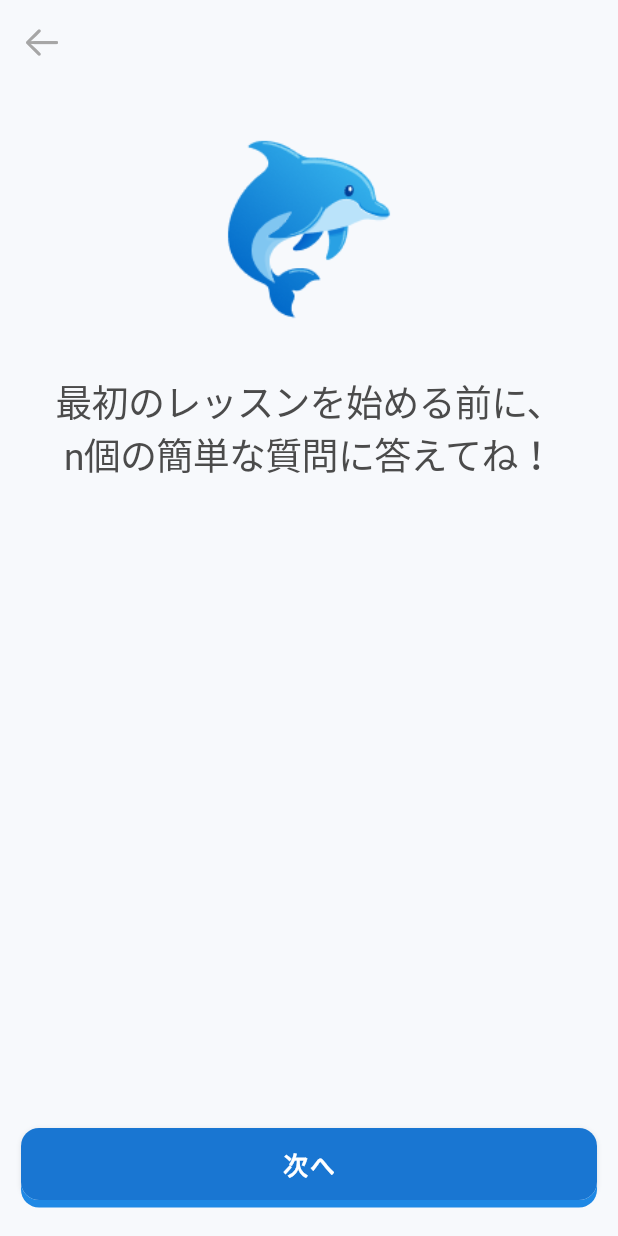
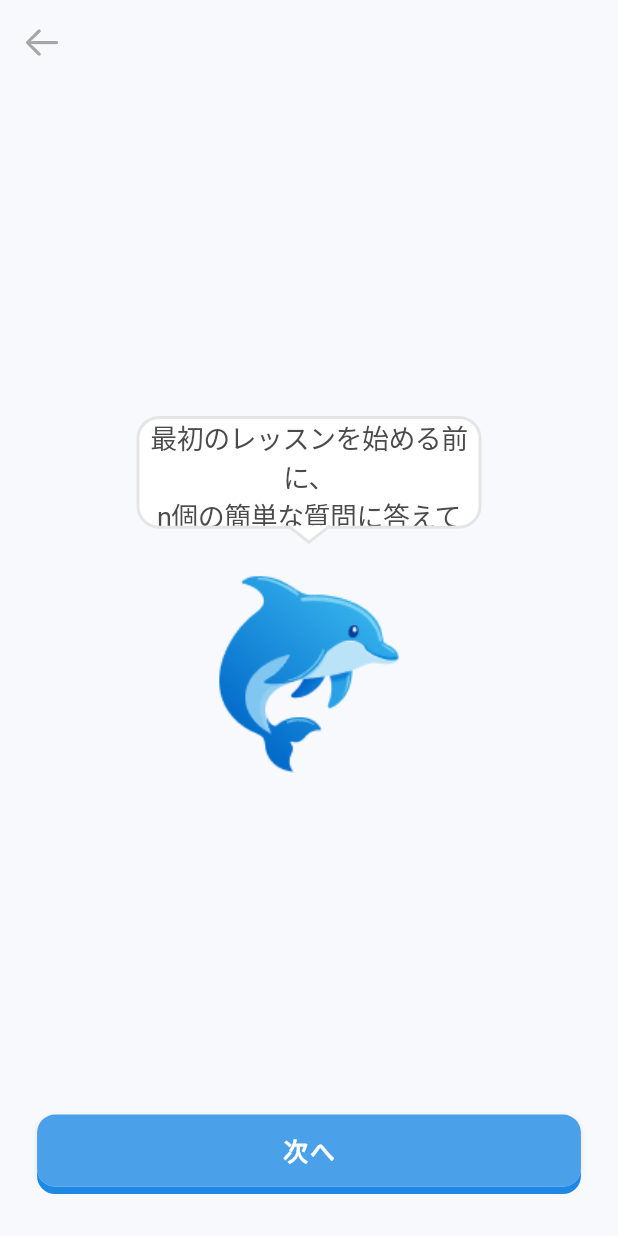
Before and after one commit to nomatake/KiokuNaviApp, a Flutter app: the TutorialTwoView screen opened by its route, on a phone screen of 412 x 824 dp. Run offline on Flutter 3.47's test engine with Material 3 defaults, Android fonts, the phone set to English and light mode, and no system bars; our stand-ins replace animated_custom_dropdown, calendar_date_picker2, form_builder_validators, get, getwidget and 1 more; generated files the repository leaves out were written again; Roboto replaces fonts that are missing (Hiragino Sans).

Commit message:
tutorial views updated

```diff
--- a/lib/app/modules/tutorial/views/tutorial_two_view.dart
+++ b/lib/app/modules/tutorial/views/tutorial_two_view.dart
@@ -1,61 +1,55 @@
 import 'package:flutter/material.dart';
+import 'package:get/get.dart';
+import 'package:kioku_navi/generated/assets.gen.dart';
+import 'package:kioku_navi/utils/extensions.dart';
+import 'package:kioku_navi/utils/sizes.dart';
 import 'package:kioku_navi/widgets/custom_appbar.dart';
 import 'package:kioku_navi/widgets/custom_button.dart';
-import 'package:kioku_navi/widgets/custom_title_text.dart';
+import 'package:kioku_navi/widgets/custom_tooltip.dart';
+import 'package:kioku_navi/widgets/padded_wrapper.dart';
 
 class TutorialTwoView extends StatelessWidget {
-  const TutorialTwoView({Key? key}) : super(key: key);
+  const TutorialTwoView({super.key});
 
   @override
   Widget build(BuildContext context) {
     return Scaffold(
-      backgroundColor: const Color(0xFFF7F9FC),
-      appBar: const CustomAppbar(
-        isHasLeading: true,
-        titleWidget: null,
-        centerTitle: true,
-        backgroundColor: Colors.transparent,
-        isHasBorder: false,
+      appBar: CustomAppbar(
+        onBackPressed: () => Get.back(),
       ),
-      body: Column(
+      body: SafeArea(
+        child: PaddedWrapper(
+          bottom: true,
+          child: Column(
             children: [
-          const SizedBox(height: 32),
-          // Dolphin logo
-          Center(
-            child: Image.asset(
-              'assets/images/logo.png',
-              width: 130,
-              height: 130,
+              Expanded(
+                child: Center(
+                  child: Column(
+                    mainAxisSize: MainAxisSize.min,
+                    children: [
+                      CustomTooltip(
+                        message: '最初のレッスンを始める前に、\nn個の簡単な質問に答えてね！',
+                        child: Assets.images.logo.image(
+                          height: k35Double.wp,
+                          width: k35Double.wp,
                           fit: BoxFit.contain,
                         ),
                       ),
-          const SizedBox(height: 32),
-          // Title text
-          Padding(
-            padding: const EdgeInsets.symmetric(horizontal: 32.0),
-            child: CustomTitleText(
-              text: '最初のレッスンを始める前に、\nn個の簡単な質問に答えてね！',
-              textAlign: TextAlign.center,
-              fontSize: 18,
-              textColor: Color(0xFF4B4B4B),
-              fontWeight: FontWeight.w400,
-              maxLines: 2,
+                    ],
                   ),
                 ),
-          const Spacer(),
+              ),
               // Next button
-          Padding(
-            padding: const EdgeInsets.symmetric(horizontal: 14.0, vertical: 24.0),
-            child: CustomButton(
+              CustomButton(
                 buttonText: '次へ',
                 onPressed: () {
                   // TODO: Implement navigation to next tutorial step
                 },
-              buttonColor: const Color(0xFF1976D2),
-              textColor: Colors.white,
+                // Use default color and textColor for consistency
+              ),
+            ],
           ),
         ),
-        ],
       ),
     );
   }
--- a/lib/app/modules/tutorial/views/tutorial_view.dart
+++ b/lib/app/modules/tutorial/views/tutorial_view.dart
@@ -2,14 +2,15 @@
 // Dolphin icon and bottom button are reused from existing assets/widgets.
 import 'package:flutter/material.dart';
 import 'package:get/get.dart';
+import 'package:kioku_navi/generated/assets.gen.dart';
+import 'package:kioku_navi/utils/extensions.dart';
+import 'package:kioku_navi/utils/sizes.dart';
+import 'package:kioku_navi/widgets/custom_appbar.dart';
+import 'package:kioku_navi/widgets/custom_button.dart';
+import 'package:kioku_navi/widgets/custom_tooltip.dart';
+import 'package:kioku_navi/widgets/padded_wrapper.dart';
+
 import '../controllers/tutorial_controller.dart';
-import 'package:kioku_navi/generated/assets.gen.dart';
-import 'package:kioku_navi/widgets/custom_button.dart';
-import 'package:kioku_navi/widgets/padded_wrapper.dart';
-import 'package:kioku_navi/utils/sizes.dart';
-import 'package:kioku_navi/utils/extensions.dart';
-import 'package:kioku_navi/widgets/custom_tooltip.dart';
-import 'package:kioku_navi/widgets/custom_appbar.dart';
 
 class TutorialView extends GetView<TutorialController> {
   const TutorialView({super.key});
@@ -19,25 +20,24 @@ class TutorialView extends GetView<TutorialController> {
     return Scaffold(
       appBar: CustomAppbar(
         onBackPressed: () => Get.back(),
-        color: Colors.white,
       ),
       body: SafeArea(
         child: PaddedWrapper(
+          bottom: true,
           child: Column(
             children: [
-              const SizedBox(height: 30),
-              // CustomTooltip for greeting message (Figma style, always visible)
-              CustomTooltip(
-                message: 'こんにちは！キオだよ！',
+              Expanded(
                 child: Center(
-                  child: Assets.images.logo.image(
-                    height: 130,
-                    width: 130,
-                    fit: BoxFit.contain,
+                  child: CustomTooltip(
+                    message: 'こんにちは！キオだよ！',
+                    child: Assets.images.logo.image(
+                      height: k35Double.wp,
+                      width: k35Double.wp,
+                      fit: BoxFit.contain,
+                    ),
                   ),
                 ),
               ),
-              const Spacer(),
               // Bottom button (already present as CustomButton, reused as per instruction)
               CustomButton(
                 buttonText: '次へ',
@@ -46,7 +46,6 @@ class TutorialView extends GetView<TutorialController> {
                 },
                 // You can add variant or style if needed
               ),
-              SizedBox(height: k3Double.hp),
             ],
           ),
         ),
```
Also changed, not shown: 1 other file. Lines whose indentation alone changed are shown as unchanged.
